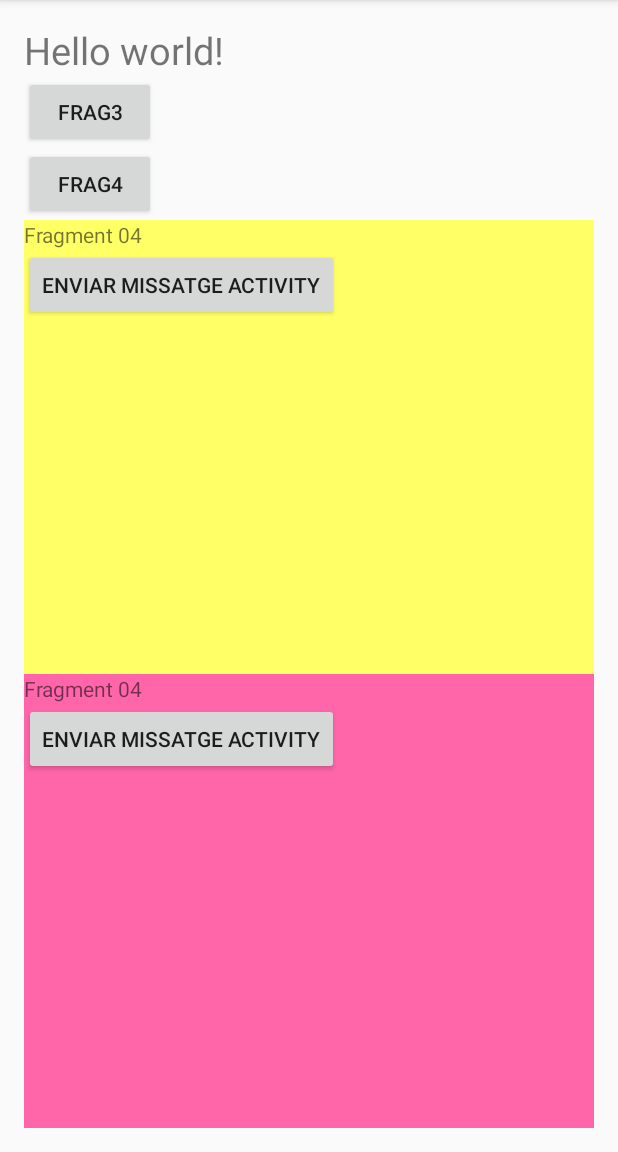
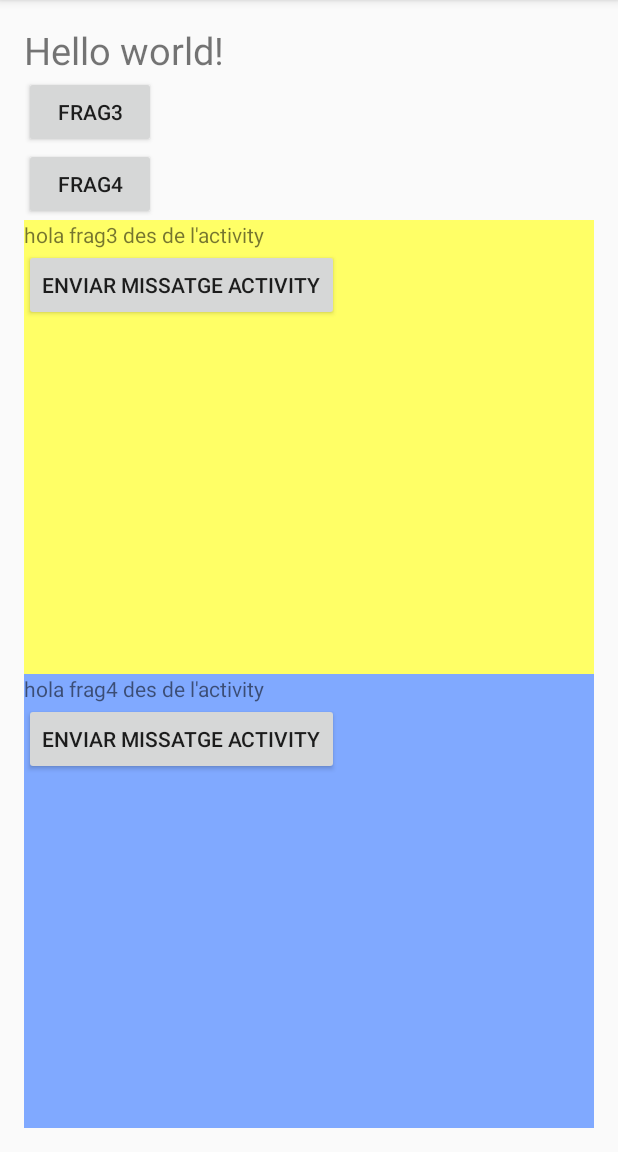
Before and after one commit to Kaoos/TestClase-Fragments, an Android app: the screen it shows after launch (MainActivity), in the options menu, after a tap on "Cambiar Fragment", on a phone screen of 412 x 824 dp, the part 84-1236 px from its top. Run offline under Robolectric (Android 15) with nearby library versions, the phone set to English and light mode, and no system bars.

Commit message:
Envia datos 01
envía datos de la view a los fragments

```diff
--- a/app/src/main/java/com/example/ruben/pr02/Frag3.java
+++ b/app/src/main/java/com/example/ruben/pr02/Frag3.java
@@ -6,6 +6,7 @@ import android.app.Fragment;
 import android.view.LayoutInflater;
 import android.view.View;
 import android.view.ViewGroup;
+import android.widget.TextView;
 
 
 /**
@@ -13,6 +14,7 @@ import android.view.ViewGroup;
  */
 public class Frag3 extends Fragment {
 
+    View parentView = null;
 
     public Frag3() {
         // Required empty public constructor
@@ -23,8 +25,16 @@ public class Frag3 extends Fragment {
     public View onCreateView(LayoutInflater inflater, ViewGroup container,
                              Bundle savedInstanceState) {
         // Inflate the layout for this fragment
-        return inflater.inflate(R.layout.fragment_frag3, container, false);
+
+        parentView = inflater.inflate(R.layout.fragment_frag3, container, false);
+        return parentView;
     }
 
 
+    void RebreMissatge3(String msg){
+        TextView t = (TextView) parentView.findViewById(R.id.textFrag3);
+        t.setText(msg);
+
+    }
+
 }
--- a/app/src/main/java/com/example/ruben/pr02/Frag4.java
+++ b/app/src/main/java/com/example/ruben/pr02/Frag4.java
@@ -6,6 +6,7 @@ import android.app.Fragment;
 import android.view.LayoutInflater;
 import android.view.View;
 import android.view.ViewGroup;
+import android.widget.TextView;
 
 
 /**
@@ -13,6 +14,7 @@ import android.view.ViewGroup;
  */
 public class Frag4 extends Fragment {
 
+    View parentView = null;
 
     public Frag4() {
         // Required empty public constructor
@@ -22,9 +24,14 @@ public class Frag4 extends Fragment {
     @Override
     public View onCreateView(LayoutInflater inflater, ViewGroup container,
                              Bundle savedInstanceState) {
-        // Inflate the layout for this fragment
-        return inflater.inflate(R.layout.fragment_frag4, container, false);
+        parentView = inflater.inflate(R.layout.fragment_frag4, container, false);
+        return parentView;
     }
 
+    void RebreMissatge4(String msg){
+        TextView t = (TextView) parentView.findViewById(R.id.textFrag4);
+        t.setText(msg);
+
+    }
 
 }
--- a/app/src/main/java/com/example/ruben/pr02/MainActivity.java
+++ b/app/src/main/java/com/example/ruben/pr02/MainActivity.java
@@ -4,6 +4,7 @@ import android.support.v7.app.ActionBarActivity;
 import android.os.Bundle;
 import android.view.Menu;
 import android.view.MenuItem;
+import android.view.View;
 
 
 public class MainActivity extends ActionBarActivity {
@@ -65,4 +66,22 @@ public class MainActivity extends ActionBarActivity {
         return super.onOptionsItemSelected(item);
 
     }
+
+    public void button3(View v){
+        Frag3 f3 = (Frag3) getFragmentManager().findFragmentById(R.id.container03);
+        if (f3 !=null)
+        {
+        f3.RebreMissatge3("hola frag3 des de l'activity");
+        }
+
+
+    }
+    public void button4(View v){
+        Frag4 f4 = (Frag4) getFragmentManager().findFragmentById(R.id.container04);
+        if (f4 !=null)
+        {
+        f4.RebreMissatge4("hola frag4 des de l'activity");
+        }
+
+    }
 }
--- a/app/src/main/res/layout/activity_main.xml
+++ b/app/src/main/res/layout/activity_main.xml
@@ -16,6 +16,7 @@
         android:layout_height="wrap_content"
         android:text="@string/buttonView3"
         android:id="@+id/buttonView3"
+        android:onClick="button3"
         />
 
     <Button
@@ -23,6 +24,8 @@
         android:layout_height="wrap_content"
         android:text="@string/buttonView4"
         android:id="@+id/buttonView4"
+
+        android:onClick="button4"
         />
 
     <RelativeLayout
--- a/app/src/main/res/layout/fragment_frag3.xml
+++ b/app/src/main/res/layout/fragment_frag3.xml
@@ -4,7 +4,7 @@
     android:background="#ffff66" android:orientation="vertical">
 
 
-    <TextView android:text="@string/frag04" android:layout_width="wrap_content"
+    <TextView android:text="@string/frag03" android:layout_width="wrap_content"
         android:layout_height="wrap_content"
         android:id="@+id/textFrag3" />
 
--- a/app/src/main/res/layout/fragment_frag4.xml
+++ b/app/src/main/res/layout/fragment_frag4.xml
@@ -1,11 +1,11 @@
 <LinearLayout xmlns:android="http://schemas.android.com/apk/res/android"
     xmlns:tools="http://schemas.android.com/tools" android:layout_width="match_parent"
     android:layout_height="match_parent" tools:context="com.example.ruben.pr02.Frag4"
-    android:background="#ff66aa" android:orientation="vertical">
+    android:background="#ff80a9ff" android:orientation="vertical">
 
     <TextView android:text="@string/frag04" android:layout_width="wrap_content"
         android:layout_height="wrap_content"
-        android:id="@+id/textFrag3" />
+        android:id="@+id/textFrag4" />
 
 
     <Button
```
